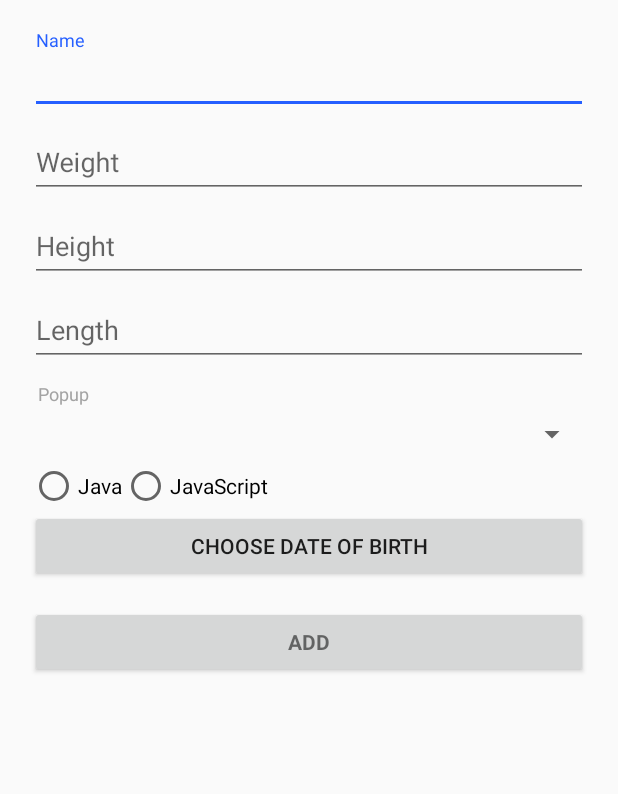
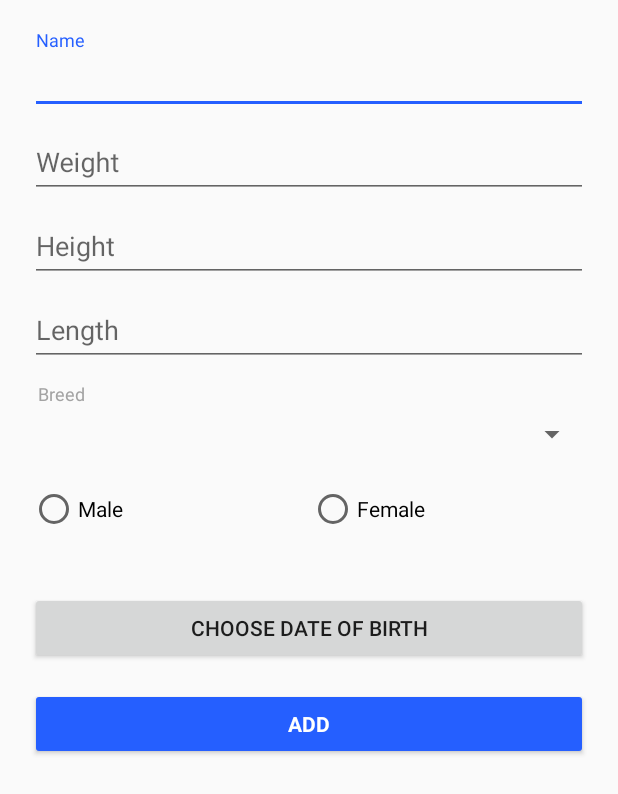
Before and after one commit to StanislavDanylenko/coursePetAndroid, an Android app: the layout activity_add_animal.xml on its own in the app's theme, with its tools: preview values and no code run, on a phone screen of 412 x 824 dp. Shown: the top 794 px of the screen. Run offline under Robolectric (Android 15) with nearby library versions, the phone set to English and light mode, and no system bars.

Commit message:
improved add/edit animal functionality

```diff
--- a/app/src/main/java/stanisalv/danylenko/coursepet/PetApplication.java
+++ b/app/src/main/java/stanisalv/danylenko/coursepet/PetApplication.java
@@ -25,7 +25,7 @@ public class PetApplication extends Application {
     private User user;
     private List<Animal> animals;
     private List<CountryWithGraft> countries;
-    private Iterable<AnimalsBreed> breeds;
+    private List<AnimalsBreed> breeds;
     private List<CountByBreedInCountryStatistic> statistic;
 
     public PetApplication() {
--- a/app/src/main/java/stanisalv/danylenko/coursepet/entity/AnimalsBreed.java
+++ b/app/src/main/java/stanisalv/danylenko/coursepet/entity/AnimalsBreed.java
@@ -14,4 +14,9 @@ public class AnimalsBreed implements Serializable {
     private Long id;
     private String name;
 
+
+    @Override
+    public String toString() {
+        return name;
+    }
 }
--- a/app/src/main/res/layout/activity_add_animal.xml
+++ b/app/src/main/res/layout/activity_add_animal.xml
@@ -82,12 +82,12 @@
             android:id="@+id/animal_breed_text"
             android:layout_width="match_parent"
             android:layout_height="wrap_content"
-            android:text="Popup"
+            android:text="Breed"
             android:layout_marginTop="10dp"
             android:textColor="#a3a3a3"
             android:textSize="12sp"
             android:layout_marginStart="5sp"
-            android:layout_marginLeft="5sp"/>
+            android:layout_marginLeft="5sp" />
 
             <Spinner
                 android:id="@+id/animal_breed"
@@ -98,19 +98,29 @@
                 android:id="@+id/radios"
                 android:layout_width="match_parent"
                 android:layout_height="wrap_content"
-                android:orientation="horizontal" >
+                android:orientation="horizontal"
+                android:layout_marginTop="15sp">
 
                 <RadioButton android:id="@+id/gender_male"
-                    android:layout_width="wrap_content"
                     android:layout_height="wrap_content"
-                    android:text="Java"
+                    android:layout_width="0dp"
+                    android:layout_weight="1"
+                    android:text="Male"
                     android:onClick="onRadioButtonClicked"/>
                 <RadioButton android:id="@+id/gender_female"
-                    android:layout_width="wrap_content"
                     android:layout_height="wrap_content"
-                    android:text="JavaScript"
+                    android:layout_width="0dp"
+                    android:layout_weight="1"
+                    android:text="Female"
                     android:onClick="onRadioButtonClicked"/>
             </RadioGroup>
+
+            <TextView android:id="@+id/currentDateTime"
+                android:layout_width="match_parent"
+                android:layout_height="wrap_content"
+                android:textSize="14sp"
+                android:gravity="center"
+                android:layout_marginTop="20sp"/>
 
             <Button android:id="@+id/dateOfBirthButton"
                 android:layout_width="match_parent"
@@ -124,8 +134,11 @@
                 android:layout_width="match_parent"
                 android:layout_height="wrap_content"
                 android:layout_marginTop="16dp"
+                android:onClick="addAnimal"
                 android:text="Add"
-                android:textStyle="bold" />
+                android:textColor="@color/white"
+                android:textStyle="bold"
+                app:backgroundTint="@color/colorAccent" />
 
         </LinearLayout>
     </ScrollView>
```
Also changed, not shown: app/src/main/java/stanisalv/danylenko/coursepet/activity/AddAnimalActivity.java (+92 -3 lines), app/src/main/java/stanisalv/danylenko/coursepet/activity/AnimalViewActivity.java (+16 -3 lines), app/src/main/res/layout/edit_animal_dialog.xml (+4 -4 lines).
